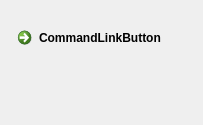
Old version of the form collapsiblewidget.ui in the repository IgnorAnsel/urdf_editor.
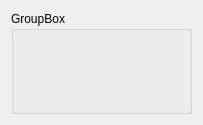
New version of the form.

Commit message: link的属性配置栏初步完成

Patch:
```diff
--- a/collapsiblewidget.ui
+++ b/collapsiblewidget.ui
@@ -13,19 +13,15 @@
   <property name="windowTitle">
    <string>Form</string>
   </property>
-  <widget class="QCommandLinkButton" name="commandLinkButton">
-   <property name="geometry">
-    <rect>
-     <x>10</x>
-     <y>20</y>
-     <width>177</width>
-     <height>41</height>
-    </rect>
-   </property>
-   <property name="text">
-    <string>CommandLinkButton</string>
-   </property>
-  </widget>
+  <layout class="QVBoxLayout" name="verticalLayout">
+   <item>
+    <widget class="QGroupBox" name="groupBox">
+     <property name="title">
+      <string>GroupBox</string>
+     </property>
+    </widget>
+   </item>
+  </layout>
  </widget>
  <resources/>
  <connections/>
```
The commit also changes 14 other files.
